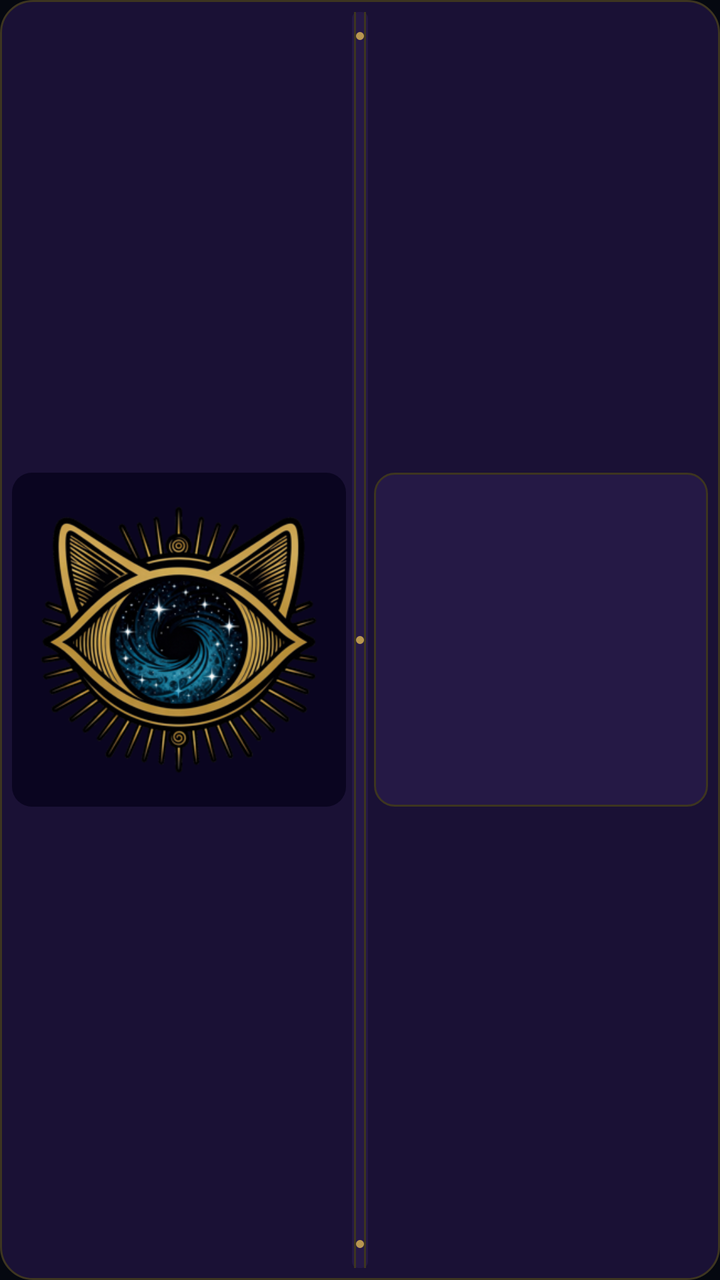
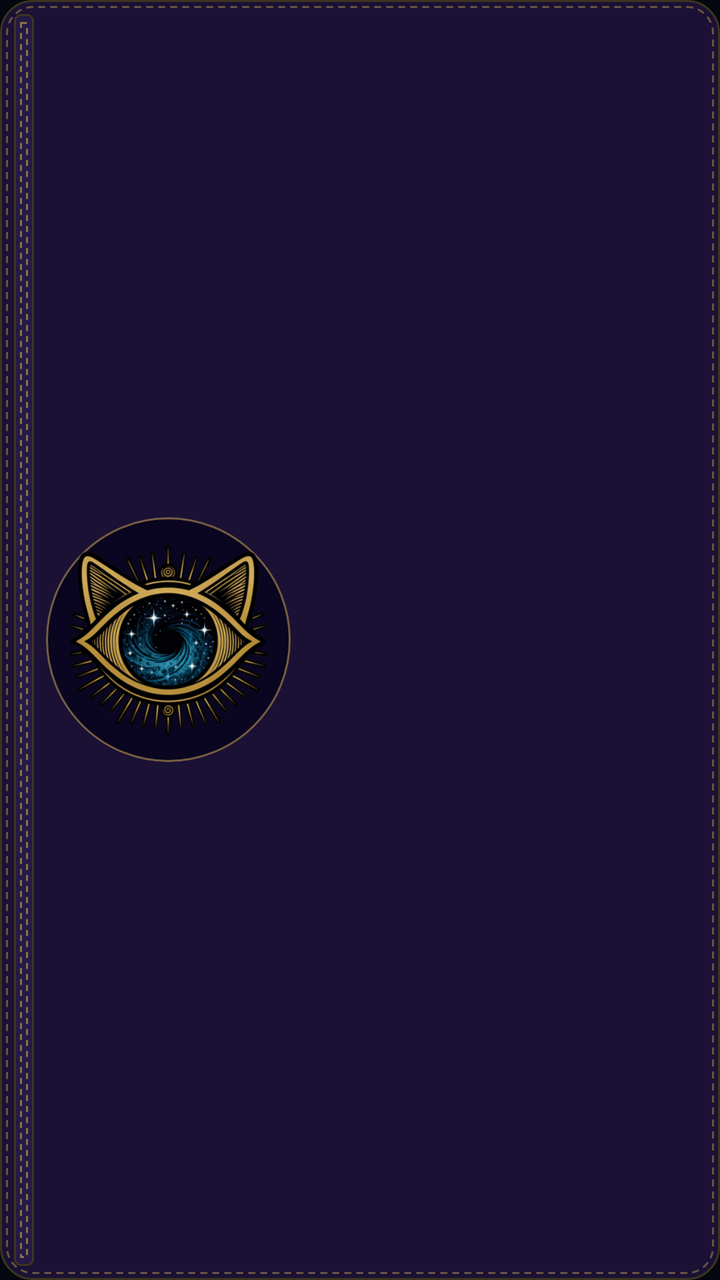

An Android layout rendered at two revisions. The XML below is the earlier revision; the diff shows what the commit changed to produce the second picture.
<!-- AndroidManifest.xml: application theme Theme.NineLivesAudio -->
<!-- res/layout/widget_binder_message.xml -->
<?xml version="1.0" encoding="utf-8"?>
<FrameLayout xmlns:android="http://schemas.android.com/apk/res/android"
    android:layoutDirection="ltr"
    android:id="@android:id/background"
    android:layout_width="match_parent"
    android:layout_height="match_parent"
    android:background="@drawable/widget_frame"
    android:padding="@dimen/widget_binder_padding">

    <LinearLayout
        android:id="@+id/binder_message_root"
        android:layout_width="match_parent"
        android:layout_height="match_parent"
        android:orientation="horizontal">

        <FrameLayout
            android:layout_width="0dp"
            android:layout_height="match_parent"
            android:layout_weight="1">

            <RelativeLayout
                android:layout_width="wrap_content"
                android:layout_height="wrap_content"
                android:layout_gravity="end|center_vertical"
                android:background="@drawable/widget_sleeve">

                <ImageView
                    android:id="@+id/binder_message_eye_square"
                    style="@style/NineLivesWidgetSquare" />

                <ImageView
                    android:layout_width="0dp"
                    android:layout_height="0dp"
                    android:layout_alignBottom="@id/binder_message_eye_square"
                    android:layout_alignStart="@id/binder_message_eye_square"
                    android:layout_alignEnd="@id/binder_message_eye_square"
                    android:layout_alignTop="@id/binder_message_eye_square"
                    android:importantForAccessibility="no"
                    android:padding="@dimen/widget_eye_padding"
                    android:scaleType="fitCenter"
                    android:src="@drawable/widget_eye" />
            </RelativeLayout>
        </FrameLayout>

        <FrameLayout
            android:layout_width="@dimen/widget_hinge_width"
            android:layout_height="match_parent"
            android:layout_marginHorizontal="@dimen/widget_hinge_gap"
            android:background="@drawable/widget_hinge" />

        <FrameLayout
            android:layout_width="0dp"
            android:layout_height="match_parent"
            android:layout_weight="1">

            <RelativeLayout
                android:layout_width="wrap_content"
                android:layout_height="wrap_content"
                android:layout_gravity="start|center_vertical"
                android:background="@drawable/widget_sleeve_plain">

                <ImageView
                    android:id="@+id/binder_message_square"
                    style="@style/NineLivesWidgetSquare" />

                <LinearLayout
                    android:layout_width="0dp"
                    android:layout_height="0dp"
                    android:layout_alignBottom="@id/binder_message_square"
                    android:layout_alignStart="@id/binder_message_square"
                    android:layout_alignEnd="@id/binder_message_square"
                    android:layout_alignTop="@id/binder_message_square"
                    android:gravity="center"
                    android:orientation="vertical"
                    android:padding="6dp">

                    <ImageView
                        android:id="@+id/binder_lock"
                        android:layout_width="18dp"
                        android:layout_height="18dp"
                        android:layout_marginBottom="4dp"
                        android:importantForAccessibility="no"
                        android:src="@drawable/widget_lock"
                        android:visibility="gone" />

                    <TextView
                        android:id="@+id/binder_message"
                        android:layout_width="wrap_content"
                        android:layout_height="wrap_content"
                        android:ellipsize="end"
                        android:fontFamily="sans-serif-medium"
                        android:gravity="center"
                        android:maxLines="4"
                        android:textColor="#FFE0E0E5"
                        android:textSize="11sp" />
                </LinearLayout>
            </RelativeLayout>
        </FrameLayout>
    </LinearLayout>
</FrameLayout>
<!-- resources referenced by this layout -->
<resources>
  <dimen name="widget_binder_padding">6dp</dimen>
  <dimen name="widget_eye_padding">4dp</dimen>
  <dimen name="widget_hinge_gap">3dp</dimen>
  <dimen name="widget_hinge_width">8dp</dimen>
  <!-- drawable widget_frame (drawable) -->
  <?xml version="1.0" encoding="utf-8"?>
  <shape xmlns:android="http://schemas.android.com/apk/res/android" android:shape="rectangle">
      
      <solid android:color="#FF1A1135" />
      
      <stroke android:width="1dp" android:color="#FF3D3520" />
      <corners android:radius="16dp" />
  </shape>
  <!-- drawable widget_hinge (drawable) -->
  <?xml version="1.0" encoding="utf-8"?>
  <layer-list xmlns:android="http://schemas.android.com/apk/res/android">
      <item>
          <shape android:shape="rectangle">
              
              <solid android:color="#FF251945" />
              <corners android:radius="3dp" />
          </shape>
      </item>
      <item android:width="1dp" android:gravity="left|fill_vertical" android:left="1dp">
          <shape android:shape="rectangle">
              
              <solid android:color="#FF3D3520" />
          </shape>
      </item>
      <item android:width="1dp" android:gravity="right|fill_vertical" android:right="1dp">
          <shape android:shape="rectangle">
              <solid android:color="#FF3D3520" />
          </shape>
      </item>
      <item android:width="4dp" android:height="4dp" android:gravity="top|center_horizontal" android:top="10dp">
          <shape android:shape="oval">
              
              <solid android:color="#FFB89650" />
          </shape>
      </item>
      <item android:width="4dp" android:height="4dp" android:gravity="center">
          <shape android:shape="oval">
              <solid android:color="#FFB89650" />
          </shape>
      </item>
      <item android:width="4dp" android:height="4dp" android:gravity="bottom|center_horizontal" android:bottom="10dp">
          <shape android:shape="oval">
              <solid android:color="#FFB89650" />
          </shape>
      </item>
  </layer-list>
  <!-- drawable widget_sleeve (drawable) -->
  <?xml version="1.0" encoding="utf-8"?>
  <shape xmlns:android="http://schemas.android.com/apk/res/android" android:shape="rectangle">
      
      <solid android:color="#FF0A0520" />
      <corners android:radius="10dp" />
  </shape>
  <!-- drawable widget_sleeve_plain (drawable) -->
  <?xml version="1.0" encoding="utf-8"?>
  <shape xmlns:android="http://schemas.android.com/apk/res/android" android:shape="rectangle">
      
      <solid android:color="#FF251945" />
      
      <stroke android:width="1dp" android:color="#FF3D3520" />
      <corners android:radius="10dp" />
  </shape>
  <style name="NineLivesWidgetSquare">
          <item name="android:layout_width">wrap_content</item>
          <item name="android:layout_height">wrap_content</item>
          <item name="android:adjustViewBounds">true</item>
          <item name="android:importantForAccessibility">no</item>
          <item name="android:scaleType">fitXY</item>
          <item name="android:src">@drawable/widget_square</item>
      </style>
  <style name="Theme.NineLivesAudio" parent="android:Theme.Material.Light.NoActionBar">
          
          <item name="android:windowBackground">@color/void_deep</item>
      </style>
  <!-- drawable widget_square (drawable) -->
  <?xml version="1.0" encoding="utf-8"?>
  <shape xmlns:android="http://schemas.android.com/apk/res/android" android:shape="rectangle">
      <solid android:color="@android:color/transparent" />
      <size android:width="2000dp" android:height="2000dp" />
  </shape>
  <color name="void_deep">#FF050810</color>
  <!-- unchanged entries left out for length: 2 -->
</resources>

<!-- the commit's change to res/layout/widget_binder_message.xml (unified diff, before → after) -->
@@ -1,11 +1,11 @@
 <?xml version="1.0" encoding="utf-8"?>
 <FrameLayout xmlns:android="http://schemas.android.com/apk/res/android"
-    android:layoutDirection="ltr"
     android:id="@android:id/background"
     android:layout_width="match_parent"
     android:layout_height="match_parent"
-    android:background="@drawable/widget_frame"
-    android:padding="@dimen/widget_binder_padding">
+    android:background="@drawable/widget_binder_cover"
+    android:layoutDirection="ltr"
+    android:padding="@dimen/widget_binder_cover_padding">
 
     <LinearLayout
         android:id="@+id/binder_message_root"
@@ -14,15 +14,22 @@
         android:orientation="horizontal">
 
         <FrameLayout
+            android:layout_width="@dimen/widget_binder_spine_width"
+            android:layout_height="match_parent"
+            android:background="@drawable/widget_binder_spine" />
+
+        <LinearLayout
             android:layout_width="0dp"
             android:layout_height="match_parent"
-            android:layout_weight="1">
+            android:layout_weight="2"
+            android:gravity="center"
+            android:orientation="horizontal"
+            android:padding="6dp">
 
             <RelativeLayout
                 android:layout_width="wrap_content"
                 android:layout_height="wrap_content"
-                android:layout_gravity="end|center_vertical"
-                android:background="@drawable/widget_sleeve">
+                android:background="@drawable/widget_binder_emblem">
 
                 <ImageView
                     android:id="@+id/binder_message_eye_square"
@@ -32,69 +39,46 @@
                     android:layout_width="0dp"
                     android:layout_height="0dp"
                     android:layout_alignBottom="@id/binder_message_eye_square"
+                    android:layout_alignEnd="@id/binder_message_eye_square"
                     android:layout_alignStart="@id/binder_message_eye_square"
-                    android:layout_alignEnd="@id/binder_message_eye_square"
                     android:layout_alignTop="@id/binder_message_eye_square"
                     android:importantForAccessibility="no"
                     android:padding="@dimen/widget_eye_padding"
                     android:scaleType="fitCenter"
                     android:src="@drawable/widget_eye" />
             </RelativeLayout>
-        </FrameLayout>
+        </LinearLayout>
 
-        <FrameLayout
-            android:layout_width="@dimen/widget_hinge_width"
-            android:layout_height="match_parent"
-            android:layout_marginHorizontal="@dimen/widget_hinge_gap"
-            android:background="@drawable/widget_hinge" />
-
-        <FrameLayout
+        <LinearLayout
             android:layout_width="0dp"
             android:layout_height="match_parent"
-            android:layout_weight="1">
+            android:layout_weight="3"
+            android:gravity="center_vertical"
+            android:orientation="vertical"
+            android:paddingEnd="8dp"
+            android:paddingStart="2dp">
 
-            <RelativeLayout
-                android:layout_width="wrap_content"
+            <ImageView
+                android:id="@+id/binder_lock"
+                android:layout_width="18dp"
+                android:layout_height="18dp"
+                android:layout_marginBottom="4dp"
+                android:importantForAccessibility="no"
+                android:src="@drawable/widget_lock"
+                android:visibility="gone" />
+
+            <TextView
+                android:id="@+id/binder_message"
+                android:layout_width="match_parent"
                 android:layout_height="wrap_content"
-                android:layout_gravity="start|center_vertical"
-                android:background="@drawable/widget_sleeve_plain">
-
-                <ImageView
-                    android:id="@+id/binder_message_square"
-                    style="@style/NineLivesWidgetSquare" />
-
-                <LinearLayout
-                    android:layout_width="0dp"
-                    android:layout_height="0dp"
-                    android:layout_alignBottom="@id/binder_message_square"
-                    android:layout_alignStart="@id/binder_message_square"
-                    android:layout_alignEnd="@id/binder_message_square"
-                    android:layout_alignTop="@id/binder_message_square"
-                    android:gravity="center"
-                    android:orientation="vertical"
-                    android:padding="6dp">
-
-                    <ImageView
-                        android:id="@+id/binder_lock"
-                        android:layout_width="18dp"
-                        android:layout_height="18dp"
-                        android:layout_marginBottom="4dp"
-                        android:importantForAccessibility="no"
-                        android:src="@drawable/widget_lock"
-                        android:visibility="gone" />
-
-                    <TextView
-                        android:id="@+id/binder_message"
-                        android:layout_width="wrap_content"
-                        android:layout_height="wrap_content"
-                        android:ellipsize="end"
-                        android:fontFamily="sans-serif-medium"
-                        android:gravity="center"
-                        android:maxLines="4"
-                        android:textColor="#FFE0E0E5"
-                        android:textSize="11sp" />
-                </LinearLayout>
-            </RelativeLayout>
-        </FrameLayout>
+                android:autoSizeMaxTextSize="15sp"
+                android:autoSizeMinTextSize="10sp"
+                android:autoSizeTextType="uniform"
+                android:ellipsize="end"
+                android:fontFamily="serif"
+                android:maxLines="4"
+                android:textColor="#FFE0E0E5"
+                android:textSize="12sp" />
+        </LinearLayout>
     </LinearLayout>
 </FrameLayout>
<!-- resource entries referenced after the edit -->
@@ -1,72 +1,65 @@
 <!-- resources referenced by this layout -->
 <resources>
-  <dimen name="widget_binder_padding">6dp</dimen>
+  <dimen name="widget_binder_cover_padding">7dp</dimen>
+  <dimen name="widget_binder_spine_width">10dp</dimen>
   <dimen name="widget_eye_padding">4dp</dimen>
-  <dimen name="widget_hinge_gap">3dp</dimen>
-  <dimen name="widget_hinge_width">8dp</dimen>
-  <!-- drawable widget_frame (drawable) -->
+  <!-- drawable widget_binder_cover (drawable) -->
   <?xml version="1.0" encoding="utf-8"?>
-  <shape xmlns:android="http://schemas.android.com/apk/res/android" android:shape="rectangle">
+  <layer-list xmlns:android="http://schemas.android.com/apk/res/android">
+      <item>
+          <shape android:shape="rectangle">
+              
+              <solid android:color="#FF1A1135" />
+              
+              <stroke android:width="1dp" android:color="#FF3D3520" />
+              <corners android:radius="16dp" />
+          </shape>
+      </item>
+      <item android:bottom="3dp" android:left="3dp" android:right="3dp" android:top="3dp">
+          <shape android:shape="rectangle">
+              <solid android:color="#00000000" />
+              
+              <stroke
+                  android:width="1dp"
+                  android:color="#80B89650"
+                  android:dashGap="2.5dp"
+                  android:dashWidth="3.5dp" />
+              <corners android:radius="13dp" />
+          </shape>
+      </item>
+  </layer-list>
+  <!-- drawable widget_binder_emblem (drawable) -->
+  <?xml version="1.0" encoding="utf-8"?>
+  <shape xmlns:android="http://schemas.android.com/apk/res/android" android:shape="oval">
       
-      <solid android:color="#FF1A1135" />
+      <solid android:color="#FF0A0520" />
       
-      <stroke android:width="1dp" android:color="#FF3D3520" />
-      <corners android:radius="16dp" />
+      <stroke android:width="1dp" android:color="#99B89650" />
   </shape>
-  <!-- drawable widget_hinge (drawable) -->
+  <!-- drawable widget_binder_spine (drawable) -->
   <?xml version="1.0" encoding="utf-8"?>
   <layer-list xmlns:android="http://schemas.android.com/apk/res/android">
       <item>
           <shape android:shape="rectangle">
               
               <solid android:color="#FF251945" />
+              
+              <stroke android:width="1dp" android:color="#FF3D3520" />
               <corners android:radius="3dp" />
           </shape>
       </item>
-      <item android:width="1dp" android:gravity="left|fill_vertical" android:left="1dp">
+      <item android:bottom="4dp" android:left="3dp" android:right="3dp" android:top="4dp">
           <shape android:shape="rectangle">
+              <solid android:color="#00000000" />
               
-              <solid android:color="#FF3D3520" />
-          </shape>
-      </item>
-      <item android:width="1dp" android:gravity="right|fill_vertical" android:right="1dp">
-          <shape android:shape="rectangle">
-              <solid android:color="#FF3D3520" />
-          </shape>
-      </item>
-      <item android:width="4dp" android:height="4dp" android:gravity="top|center_horizontal" android:top="10dp">
-          <shape android:shape="oval">
-              
-              <solid android:color="#FFB89650" />
-          </shape>
-      </item>
-      <item android:width="4dp" android:height="4dp" android:gravity="center">
-          <shape android:shape="oval">
-              <solid android:color="#FFB89650" />
-          </shape>
-      </item>
-      <item android:width="4dp" android:height="4dp" android:gravity="bottom|center_horizontal" android:bottom="10dp">
-          <shape android:shape="oval">
-              <solid android:color="#FFB89650" />
+              <stroke
+                  android:width="1dp"
+                  android:color="#B3B89650"
+                  android:dashGap="2.5dp"
+                  android:dashWidth="3dp" />
           </shape>
       </item>
   </layer-list>
-  <!-- drawable widget_sleeve (drawable) -->
-  <?xml version="1.0" encoding="utf-8"?>
-  <shape xmlns:android="http://schemas.android.com/apk/res/android" android:shape="rectangle">
-      
-      <solid android:color="#FF0A0520" />
-      <corners android:radius="10dp" />
-  </shape>
-  <!-- drawable widget_sleeve_plain (drawable) -->
-  <?xml version="1.0" encoding="utf-8"?>
-  <shape xmlns:android="http://schemas.android.com/apk/res/android" android:shape="rectangle">
-      
-      <solid android:color="#FF251945" />
-      
-      <stroke android:width="1dp" android:color="#FF3D3520" />
-      <corners android:radius="10dp" />
-  </shape>
   <style name="NineLivesWidgetSquare">
           <item name="android:layout_width">wrap_content</item>
           <item name="android:layout_height">wrap_content</item>
